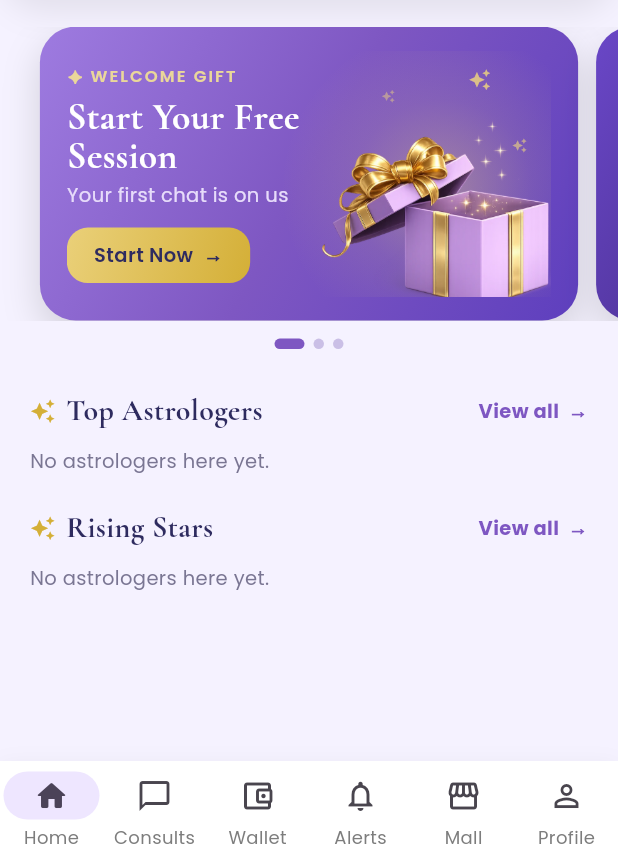
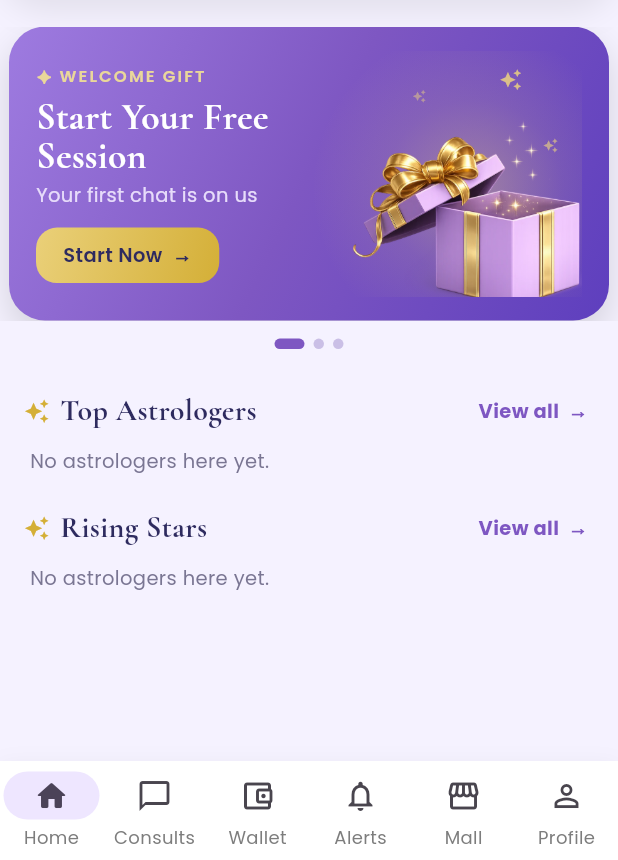
Before and after one commit to aaddrriisshh-dev/Asktro, a Flutter app: the HomeShell screen opened directly, after a tap on an icon or button, on a phone screen of 412 x 824 dp, the part 376-1236 px from its top. Run offline on Flutter 3.47's test engine with Material 3 defaults, Android fonts, the phone set to English and light mode, and no system bars; our stand-ins replace audioplayers, cached_network_image, cloud_firestore, cloud_functions, connectivity_plus, equatable and 18 more; missing offline and left inert: agora_rtc_engine, firebase_app_check, flutter_file_dialog, razorpay_flutter; accounts and stored records are empty.

Commit message:
fix(customer): full-bleed store rail + fuller home layout (less left blank space)
- Store rail: remove border/rounded-card/shadow and side margins — now an
  edge-to-edge gold band that blends into the feed like a native section;
  tiles aligned to the 16px app edge.
- Home banners: viewportFraction 1.0 (was 0.9) so the strip fills full width
  instead of a centered card with a left gap.
- Top Astrologer header aligned to 16px left to match.

Co-Authored-By: Claude Opus 4.8 <noreply@anthropic.com>
Claude-Session: https://claude.ai/code/session_01WRrriC1w7QS5YfDnWvnAQM

```diff
--- a/apps/customer/lib/features/home/home_feed.dart
+++ b/apps/customer/lib/features/home/home_feed.dart
@@ -407,7 +407,8 @@ class _HomeBanners extends ConsumerStatefulWidget {
 }
 
 class _HomeBannersState extends ConsumerState<_HomeBanners> {
-  final _controller = PageController(viewportFraction: 0.9);
+  // Full-width banners (no centered peek) so the strip fills to both edges.
+  final _controller = PageController(viewportFraction: 1);
   int _page = 0;
 
   @override
@@ -868,7 +869,7 @@ class _AstroCarouselState extends ConsumerState<_AstroCarousel> {
       crossAxisAlignment: CrossAxisAlignment.start,
       children: [
         Padding(
-          padding: const EdgeInsets.fromLTRB(20, 22, 12, 10),
+          padding: const EdgeInsets.fromLTRB(16, 22, 12, 10),
           child: Row(
             children: [
               const Icon(Icons.auto_awesome, size: 17, color: Ob.gold),
--- a/apps/customer/lib/features/store/store_rail.dart
+++ b/apps/customer/lib/features/store/store_rail.dart
@@ -18,18 +18,16 @@ class StoreRail extends ConsumerWidget {
     if (cats.isEmpty) return const SizedBox.shrink();
 
     return Container(
-      margin: const EdgeInsets.fromLTRB(12, 10, 12, 10),
-      padding: const EdgeInsets.only(top: 11, bottom: 12),
-      decoration: BoxDecoration(
-        gradient: Mall.gheeGradient,
-        borderRadius: BorderRadius.circular(18),
-        boxShadow: [BoxShadow(color: const Color(0xFFB4821E).withValues(alpha: 0.5), blurRadius: 22, offset: const Offset(0, 10))],
-        border: Border.all(color: const Color(0xFFDCAA46).withValues(alpha: 0.35), width: 2),
-      ),
+      width: double.infinity,
+      // Full-bleed gold band — no border, no rounded card, no shadow. It reaches
+      // both screen edges and blends into the feed like a native store section.
+      margin: const EdgeInsets.symmetric(vertical: 6),
+      padding: const EdgeInsets.only(top: 14, bottom: 14),
+      decoration: const BoxDecoration(gradient: Mall.gheeGradient),
       child: Column(
         children: [
           Padding(
-            padding: const EdgeInsets.symmetric(horizontal: 14),
+            padding: const EdgeInsets.symmetric(horizontal: 16),
             child: Row(
               children: [
                 const Text('🪔', style: TextStyle(fontSize: 18)),
@@ -66,12 +64,12 @@ class StoreRail extends ConsumerWidget {
               ],
             ),
           ),
-          const SizedBox(height: 11),
+          const SizedBox(height: 12),
           SizedBox(
             height: 82,
             child: ListView.separated(
               scrollDirection: Axis.horizontal,
-              padding: const EdgeInsets.symmetric(horizontal: 14),
+              padding: const EdgeInsets.symmetric(horizontal: 16),
               itemCount: cats.length + 1,
               separatorBuilder: (_, __) => const SizedBox(width: 12),
               itemBuilder: (context, i) {
```
